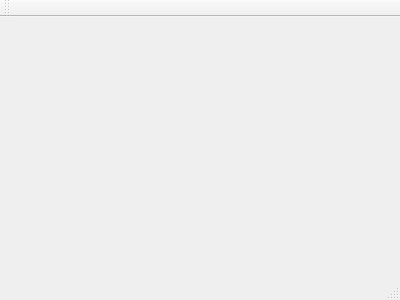
18David/BrainActivityVisualization, file BrainActivityVisualization/gmainwindow.ui: the form before one commit.
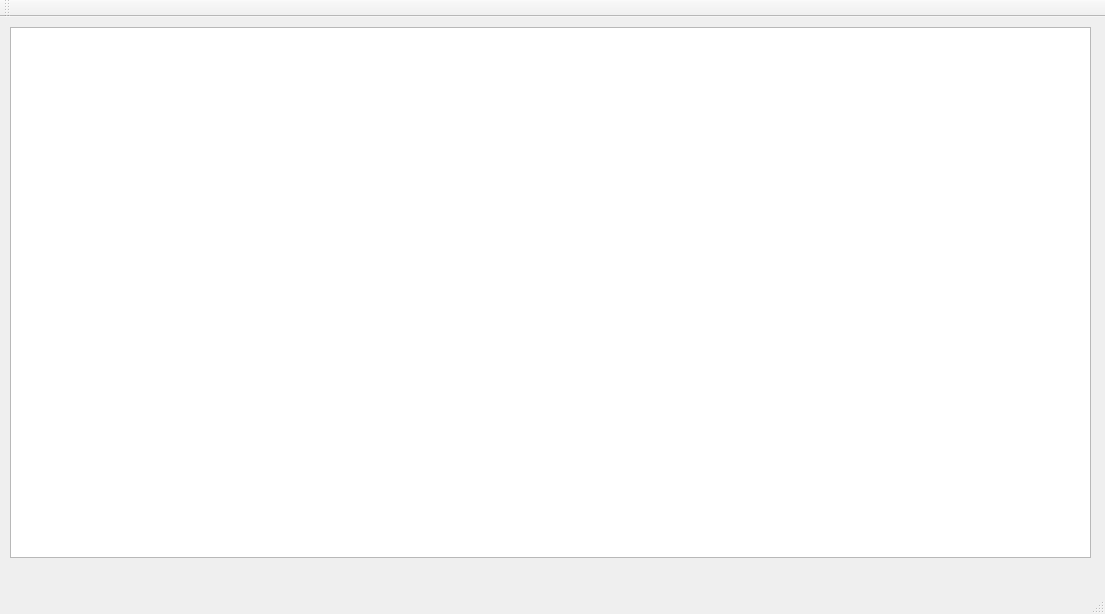
The form after the commit.

Patch:
```diff
--- a/BrainActivityVisualization/gmainwindow.ui
+++ b/BrainActivityVisualization/gmainwindow.ui
@@ -1,24 +1,57 @@
 <ui version="4.0">
  <class>GMainWindow</class>
- <widget class="QMainWindow" name="GMainWindow" >
-  <property name="geometry" >
+ <widget class="QMainWindow" name="GMainWindow">
+  <property name="geometry">
    <rect>
     <x>0</x>
     <y>0</y>
-    <width>400</width>
-    <height>300</height>
+    <width>1105</width>
+    <height>614</height>
    </rect>
   </property>
   <property name="windowTitle" >
    <string>GMainWindow</string>
   </property>
-  <widget class="QMenuBar" name="menuBar" />
-  <widget class="QToolBar" name="mainToolBar" />
-  <widget class="QWidget" name="centralWidget" />
-  <widget class="QStatusBar" name="statusBar" />
+  <widget class="QWidget" name="centralWidget">
+   <widget class="QTextBrowser" name="textBrowser">
+    <property name="geometry">
+     <rect>
+      <x>10</x>
+      <y>10</y>
+      <width>1081</width>
+      <height>531</height>
+     </rect>
+    </property>
+    <property name="html">
+     <string>&lt;!DOCTYPE HTML PUBLIC &quot;-//W3C//DTD HTML 4.0//EN&quot; &quot;http://www.w3.org/TR/REC-html40/strict.dtd&quot;&gt;
+&lt;html&gt;&lt;head&gt;&lt;meta name=&quot;qrichtext&quot; content=&quot;1&quot; /&gt;&lt;style type=&quot;text/css&quot;&gt;
+p, li { white-space: pre-wrap; }
+&lt;/style&gt;&lt;/head&gt;&lt;body style=&quot; font-family:'MS Shell Dlg 2'; font-size:7.8pt; font-weight:400; font-style:normal;&quot;&gt;
+&lt;p style=&quot;-qt-paragraph-type:empty; margin-top:0px; margin-bottom:0px; margin-left:0px; margin-right:0px; -qt-block-indent:0; text-indent:0px;&quot;&gt;&lt;br /&gt;&lt;/p&gt;&lt;/body&gt;&lt;/html&gt;</string>
+    </property>
+   </widget>
+  </widget>
+  <widget class="QMenuBar" name="menuBar">
+   <property name="geometry">
+    <rect>
+     <x>0</x>
+     <y>0</y>
+     <width>1105</width>
+     <height>26</height>
+    </rect>
+   </property>
+  </widget>
+  <widget class="QToolBar" name="mainToolBar">
+   <attribute name="toolBarArea">
+    <enum>TopToolBarArea</enum>
+   </attribute>
+   <attribute name="toolBarBreak">
+    <bool>false</bool>
+   </attribute>
+  </widget>
+  <widget class="QStatusBar" name="statusBar"/>
  </widget>
- <layoutDefault spacing="6" margin="11" />
- <pixmapfunction></pixmapfunction>
+ <layoutdefault spacing="6" margin="11"/>
  <resources/>
  <connections/>
 </ui>
```
Left out of the diff: 3 changed lines with no effect on the pictures.
